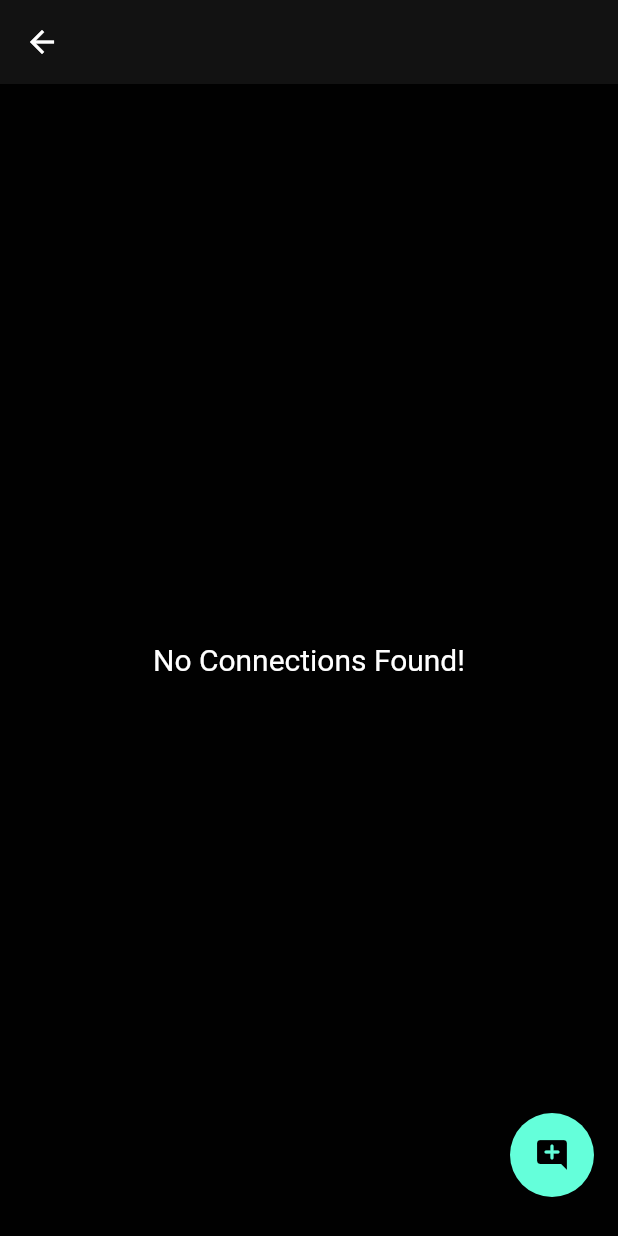
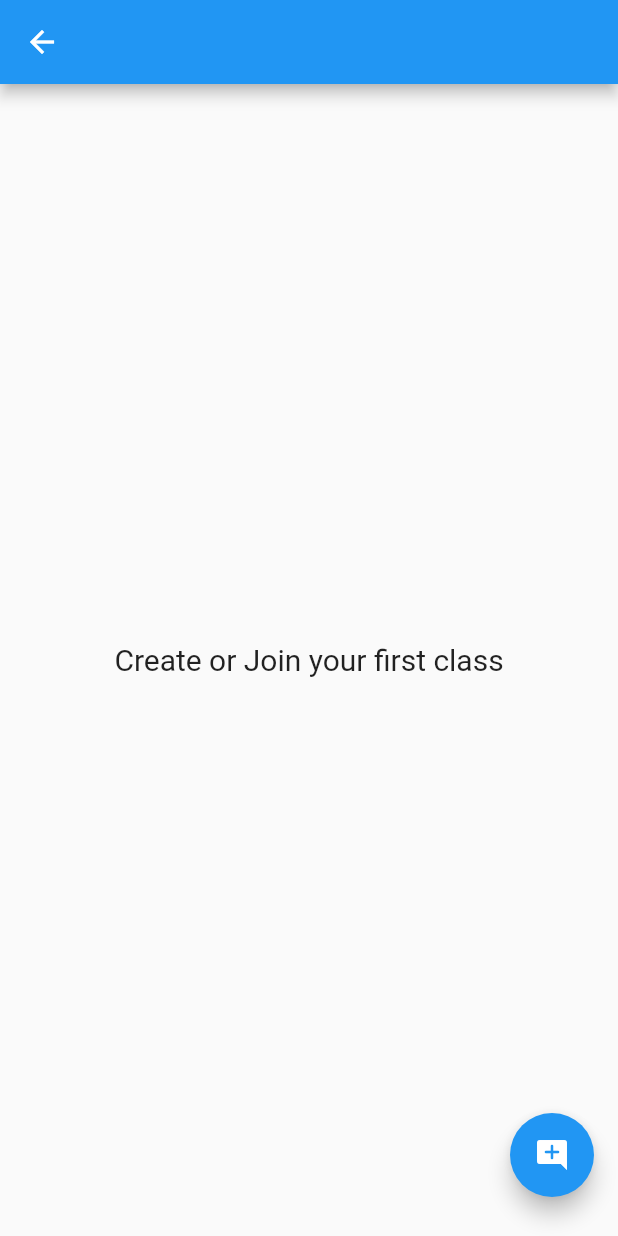
Before and after one commit to Ankitduvedi/while_2, a Flutter app: the screen it shows once a user with an empty profile is signed in, after a tap on the "menu book" icon, on a phone screen of 412 x 824 dp. Run offline on Flutter 3.47's test engine with Material 2 defaults, Android fonts, the phone set to English and light mode, and no system bars; our stand-ins replace another_flushbar, cached_network_image, cloud_firestore, emoji_picker_flutter, file_picker, firebase_auth and 13 more; missing offline and left inert: video_compress; accounts and stored records are empty; network calls fail.

Commit message:
classroom

```diff
--- a/lib/main.dart
+++ b/lib/main.dart
@@ -34,7 +34,7 @@ void main() async {
   //   ],
   // );
   await Firebase.initializeApp(
-     options: DefaultFirebaseOptions.currentPlatform,
+    options: DefaultFirebaseOptions.currentPlatform,
   );
   Provider.debugCheckInvalidValueType = null;
   runApp(const river.ProviderScope(child: MyApp()));
@@ -74,12 +74,13 @@ class MyApp extends river.ConsumerWidget {
         Provider(
           create: (_) => FireBaseDataProvider(),
         ),
-        ChangeNotifierProvider(create: (context) => DataProvider(),)
+        ChangeNotifierProvider(
+          create: (context) => DataProvider(),
+        )
       ],
-      child: MaterialApp(
+      child: const MaterialApp(
         title: 'Flutter Demo',
         debugShowCheckedModeBanner: false,
-        theme: ref.watch(themeNotifierProvider),
         initialRoute: RoutesName.splash,
         onGenerateRoute: Routes.generateRoute,
       ),
--- a/lib/resources/components/classroom/classroom_home_screen.dart
+++ b/lib/resources/components/classroom/classroom_home_screen.dart
@@ -114,7 +114,7 @@ class ClassroomScreenState extends State<ClassroomScreen> {
                             });
                       } else {
                         return const Center(
-                          child: Text('No Connections Found!',
+                          child: Text('Create or Join your first class',
                               style: TextStyle(fontSize: 20)),
                         );
                       }
--- a/lib/resources/components/password_container_widget.dart
+++ b/lib/resources/components/password_container_widget.dart
@@ -1,51 +1,39 @@
 import 'package:flutter/material.dart';
 
-class TextPasswordContainerWidget extends StatefulWidget {
-  final TextEditingController? controller;
-  final IconData? prefixIcon;
-  final TextInputType? keyboardType;
-  final String? hintText;
+class TextPasswordContainerWidget extends StatelessWidget {
+  final TextEditingController controller;
+  final TextInputType keyboardType;
+  final IconData prefixIcon;
+  final String hintText;
+  final Color backgroundColor; // Add a new parameter for background color
+
   const TextPasswordContainerWidget(
-      {Key? key,
-      this.controller,
-      this.prefixIcon,
-      this.keyboardType,
-      this.hintText})
-      : super(key: key);
+      {required this.controller,
+      required this.keyboardType,
+      required this.prefixIcon,
+      required this.hintText,
+      this.backgroundColor = Colors.white,
+      super.key // Default to white
+      });
 
-  @override
-  State<TextPasswordContainerWidget> createState() =>
-      _TextPasswordContainerWidgetState();
-}
-
-class _TextPasswordContainerWidgetState
-    extends State<TextPasswordContainerWidget> {
-  bool isobscureText = true;
   @override
   Widget build(BuildContext context) {
     return Container(
-      height: 50,
-      width: MediaQuery.of(context).size.width,
       decoration: BoxDecoration(
-          color: const Color.fromRGBO(116, 116, 128, 1).withOpacity(.2),
-          borderRadius: BorderRadius.circular(10)),
-      child: TextField(
-          obscureText: isobscureText,
-          keyboardType: widget.keyboardType,
-          controller: widget.controller,
-          decoration: InputDecoration(
-              hintText: widget.hintText,
-              border: InputBorder.none,
-              suffixIcon: InkWell(
-                  onTap: () {
-                    setState(() {
-                      isobscureText = !isobscureText;
-                    });
-                  },
-                  child: Icon(isobscureText
-                      ? Icons.visibility_off_outlined
-                      : Icons.visibility_outlined)),
-              prefixIcon: Icon(widget.prefixIcon))),
+        color: backgroundColor, // Use the provided background color
+        borderRadius: BorderRadius.circular(8.0),
+      ),
+      child: TextFormField(
+        controller: controller,
+        keyboardType: keyboardType,
+        obscureText: true,
+        style: const TextStyle(color: Colors.black), // Customize text color
+        decoration: InputDecoration(
+          prefixIcon: Icon(prefixIcon, color: Colors.grey),
+          hintText: hintText,
+          border: InputBorder.none,
+        ),
+      ),
     );
   }
 }
--- a/lib/utils/routes/routes.dart
+++ b/lib/utils/routes/routes.dart
@@ -23,7 +23,7 @@ class Routes {
             builder: (BuildContext context) => const HomeScreen());
       case RoutesName.login:
         return MaterialPageRoute(
-            builder: (BuildContext context) => const LoginScreen());
+            builder: (BuildContext context) => LoginScreen());
       case RoutesName.signUp:
         return MaterialPageRoute(
             builder: (BuildContext context) => const SignUpScreen());
--- a/lib/view/auth/login_screen.dart
+++ b/lib/view/auth/login_screen.dart
@@ -9,32 +9,29 @@ import 'package:while_app/utils/routes/routes_name.dart';
 import 'package:while_app/utils/utils.dart';
 import '../../repository/firebase_repository.dart';
 
-class LoginScreen extends StatefulWidget {
-  const LoginScreen({Key? key}) : super(key: key);
-
-  @override
-  State<LoginScreen> createState() => _LoginScreenState();
-}
-
-class _LoginScreenState extends State<LoginScreen> {
+class LoginScreen extends StatelessWidget {
   final TextEditingController _emailController = TextEditingController();
   final TextEditingController _passwordController = TextEditingController();
 
-  FocusNode emailFocusNode = FocusNode();
-  FocusNode passwordFocusNode = FocusNode();
+  LoginScreen({Key? key}) : super(key: key);
 
   @override
   Widget build(BuildContext context) {
-    final h = MediaQuery.of(context).size.height * 1;
-    final w = MediaQuery.of(context).size.width * 1;
+    final h = MediaQuery.of(context).size.height;
+    final w = MediaQuery.of(context).size.width;
+
     return Scaffold(
-        body: Stack(children: [
+      body: Stack(
+        children: [
           Container(
             height: h,
             width: w,
             decoration: const BoxDecoration(
               gradient: LinearGradient(
-                  colors: [AppColors.theme1Color, AppColors.buttonColor]))),
+                colors: [AppColors.theme1Color, AppColors.buttonColor],
+              ),
+            ),
+          ),
           Container(
             height: h / 1.2,
             width: w,
@@ -43,16 +40,19 @@ class _LoginScreenState extends State<LoginScreen> {
               boxShadow: [
                 BoxShadow(
                   color: Colors.black87,
-                offset: Offset(0.0, 1.0), //(x,y)
+                  offset: Offset(0.0, 1.0),
                   blurRadius: 6.0,
                 ),
               ],
               borderRadius: BorderRadius.only(
                 bottomLeft: Radius.circular(30),
-                bottomRight: Radius.circular(30))),
+                bottomRight: Radius.circular(30),
+              ),
+            ),
             child: SingleChildScrollView(
               child: Container(
-            padding: const EdgeInsets.symmetric(horizontal: 22, vertical: 32),
+                padding:
+                    const EdgeInsets.symmetric(horizontal: 22, vertical: 32),
                 child: Column(
                   mainAxisAlignment: MainAxisAlignment.center,
                   crossAxisAlignment: CrossAxisAlignment.center,
@@ -63,13 +63,14 @@ class _LoginScreenState extends State<LoginScreen> {
                       width: w / 1.4,
                       decoration: const BoxDecoration(
                         image: DecorationImage(
-                    image: AssetImage(
-                        "assets/WhatsApp_Image_2023-06-02_at_12.43.29_AM-removebg-preview.png"),
+                          image: AssetImage("assets/your_image.png"),
                           fit: BoxFit.fill,
-                  )),
+                        ),
+                      ),
                     ),
                     const SizedBox(height: 15),
                     TextContainerWidget(
+                      color: Colors.white,
                       keyboardType: TextInputType.emailAddress,
                       controller: _emailController,
                       prefixIcon: Icons.email,
@@ -82,15 +83,11 @@ class _LoginScreenState extends State<LoginScreen> {
                       prefixIcon: Icons.lock,
                       hintText: 'Password',
                     ),
-                const SizedBox(
-                  height: 10,
-                ),
+                    const SizedBox(height: 10),
                     Row(
                       mainAxisAlignment: MainAxisAlignment.spaceBetween,
                       children: [
-                    const Text(
-                      "",
-                    ),
+                        const Text(""),
                         InkWell(
                           onTap: () {
                             Navigator.pushNamed(context, RoutesName.forgot);
@@ -100,14 +97,13 @@ class _LoginScreenState extends State<LoginScreen> {
                             style: TextStyle(
                               color: AppColors.theme1Color,
                               fontSize: 16,
-                            fontWeight: FontWeight.w700),
+                              fontWeight: FontWeight.w700,
                             ),
-                    )
+                          ),
+                        ),
                       ],
                     ),
-                const SizedBox(
-                  height: 10,
-                ),
+                    const SizedBox(height: 10),
                     RoundButton(
                       loading: false,
                       title: 'Login',
@@ -120,19 +116,20 @@ class _LoginScreenState extends State<LoginScreen> {
                               'Please enter password', context);
                         } else if (_passwordController.text.length < 6) {
                           Utils.flushBarErrorMessage(
-                            'Please enter atleast 6 digit password', context);
+                              'Please enter at least 6-digit password',
+                              context);
                         } else {
                           context
                               .read<FirebaseAuthMethods>()
                               .loginInWithEmailAndPassword(
                                 _emailController.text.toString(),
                                 _passwordController.text.toString(),
-                                context);
+                                context,
+                              );
                         }
-                    }),
-                SizedBox(
-                  height: h * .02,
+                      },
                     ),
+                    SizedBox(height: h * 0.02),
                     Row(
                       children: [
                         const Text("Don't have an account? "),
@@ -140,17 +137,22 @@ class _LoginScreenState extends State<LoginScreen> {
                           onTap: () {
                             Navigator.pushNamed(context, RoutesName.signUp);
                           },
-                        child: const Text("Sign Up",
+                          child: const Text(
+                            "Sign Up",
                             style: TextStyle(
                               color: AppColors.theme1Color,
-                            ))),
+                            ),
+                          ),
+                        ),
                       ],
-                )
+                    ),
                   ],
                 ),
               ),
             ),
           ),
-    ]));
+        ],
+      ),
+    );
   }
 }
--- a/lib/view_model/wrapper/wrapper.dart
+++ b/lib/view_model/wrapper/wrapper.dart
@@ -4,7 +4,6 @@ import 'package:provider/provider.dart';
 import 'package:while_app/repository/firebase_repository.dart';
 import 'package:while_app/view/home_screen.dart';
 import 'package:while_app/view/auth/login_screen.dart';
-
 
 class Wrapper extends StatelessWidget {
   const Wrapper({super.key});
@@ -15,16 +14,17 @@ class Wrapper extends StatelessWidget {
     return StreamBuilder<User?>(
       stream: authService.authState,
       builder: (context, snapshot) {
-          if(snapshot.connectionState==ConnectionState.waiting){
-            return const Center(child:CircularProgressIndicator());
-          }
-          else if(snapshot.hasError){
-            return const Center(child: Text('Something went wrong'),);
+        if (snapshot.connectionState == ConnectionState.waiting) {
+          return const Center(child: CircularProgressIndicator());
+        } else if (snapshot.hasError) {
+          return const Center(
+            child: Text('Something went wrong'),
+          );
         }
         if (snapshot.hasData) {
           return const HomeScreen();
         } else {
-            return const LoginScreen();
+          return LoginScreen();
         }
       },
     );
```
Lines whose indentation alone changed are shown as unchanged.
